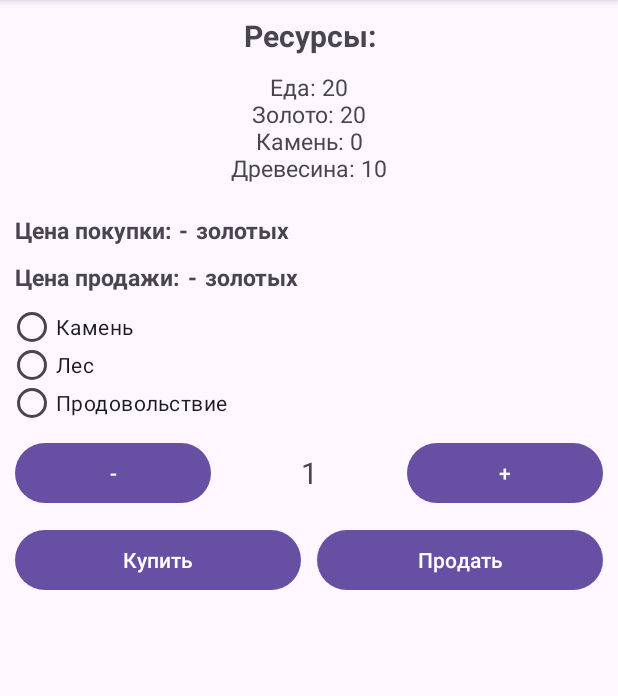
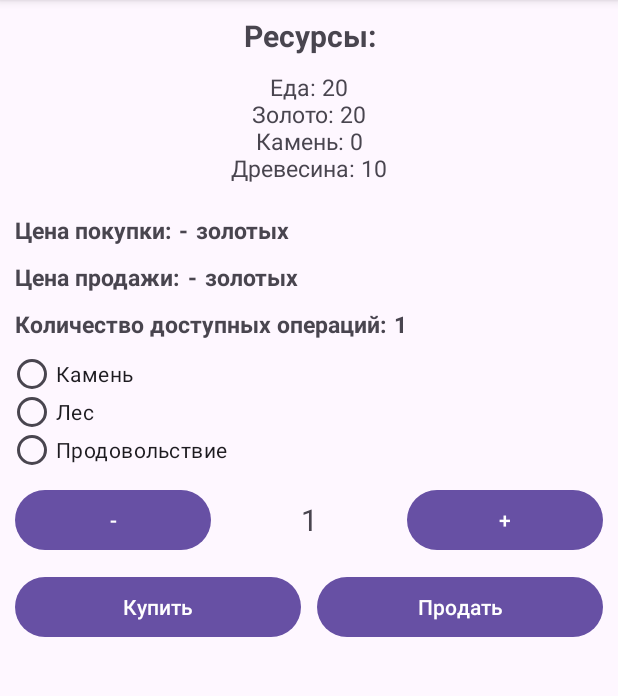
Before and after one commit to PavelRost/IBuilder, an Android app: the ExchangeResourcesActivity screen opened directly, with no data from a screen before it, on a phone screen of 412 x 824 dp, the part 96-792 px from its top. Run offline under Robolectric (Android 15) with nearby library versions, the phone set to English and light mode, and no system bars.

Commit message:
add: Счетчик количества доступных операций с ресурсами

```diff
--- a/app/src/main/java/com/example/ibuilder/ExchangeResourcesActivity.kt
+++ b/app/src/main/java/com/example/ibuilder/ExchangeResourcesActivity.kt
@@ -21,6 +21,7 @@ class ExchangeResourcesActivity : AppCompatActivity() {
         super.onCreate(savedInstanceState)
         setContentView(R.layout.activity_exchange_resources)
         findViewById<RadioGroup>(R.id.radios_exchange).clearCheck()
+        findViewById<TextView>(R.id.textView_exchange_resource_operations).text = ExchangeIndicators.availableCountOperations.toString()
         showCountResources()
     }
 
--- a/app/src/main/java/com/example/ibuilder/model/indicatorsDB/ExchangeIndicators.kt
+++ b/app/src/main/java/com/example/ibuilder/model/indicatorsDB/ExchangeIndicators.kt
@@ -3,6 +3,11 @@ package com.example.ibuilder.model.indicatorsDB
 import model.indicatorsDB.TypeResources
 
 object ExchangeIndicators {
+
+    var availableCountOperations: Int = 1
+        set(value) {
+            field += value
+        }
 
     val exchangeRate = mapOf(
         TypeResources.FOOD to mutableMapOf("buy" to 2, "sell" to 1),
--- a/app/src/main/java/com/example/ibuilder/service/ExchangeResourcesService.kt
+++ b/app/src/main/java/com/example/ibuilder/service/ExchangeResourcesService.kt
@@ -21,4 +21,7 @@ object ExchangeResourcesService {
 
     fun isEnoughResourceForSell(typeResource: TypeResources, quantity: Int) =
         Resource.allResources[typeResource]!! - quantity >= 0
+//
+//    private fun isAvailableExchangeOperations() = ExchangeIndicators.availableCountOperations > 0
+//    }
 }
--- a/app/src/main/res/layout/activity_exchange_resources.xml
+++ b/app/src/main/res/layout/activity_exchange_resources.xml
@@ -119,6 +119,32 @@
         </LinearLayout>
 
         <LinearLayout
+            android:layout_width="match_parent"
+            android:layout_height="wrap_content"
+            android:layout_marginTop="10dp"
+            android:layout_marginStart="10dp"
+            android:layout_marginEnd="10dp"
+            android:orientation="horizontal">
+
+            <TextView
+                android:layout_width="wrap_content"
+                android:layout_height="wrap_content"
+                android:text="@string/header_count_operations_exchange"
+                android:textSize="15sp"
+                android:textStyle="bold" />
+
+            <TextView
+                android:id="@+id/textView_exchange_resource_operations"
+                android:layout_width="wrap_content"
+                android:layout_height="wrap_content"
+                android:layout_marginStart="5dp"
+                android:text=""
+                android:textSize="15sp"
+                android:textStyle="bold" />
+
+        </LinearLayout>
+
+        <LinearLayout
             android:id="@+id/layout_exchange_radios"
             android:layout_width="match_parent"
             android:layout_height="wrap_content"
--- a/app/src/main/res/values/strings.xml
+++ b/app/src/main/res/values/strings.xml
@@ -40,6 +40,7 @@
     <string name="header_buy">Цена покупки:</string>
     <string name="currency">золотых</string>
     <string name="header_cell">Цена продажи:</string>
+    <string name="header_count_operations_exchange">Количество доступных операций:</string>
 
 
 </resources>
```
